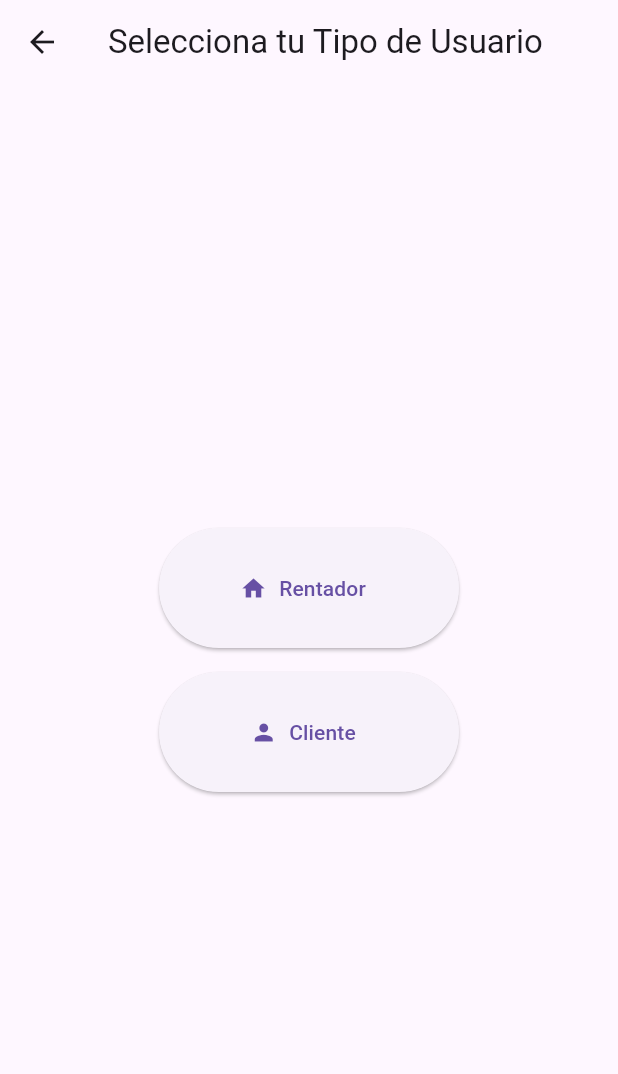
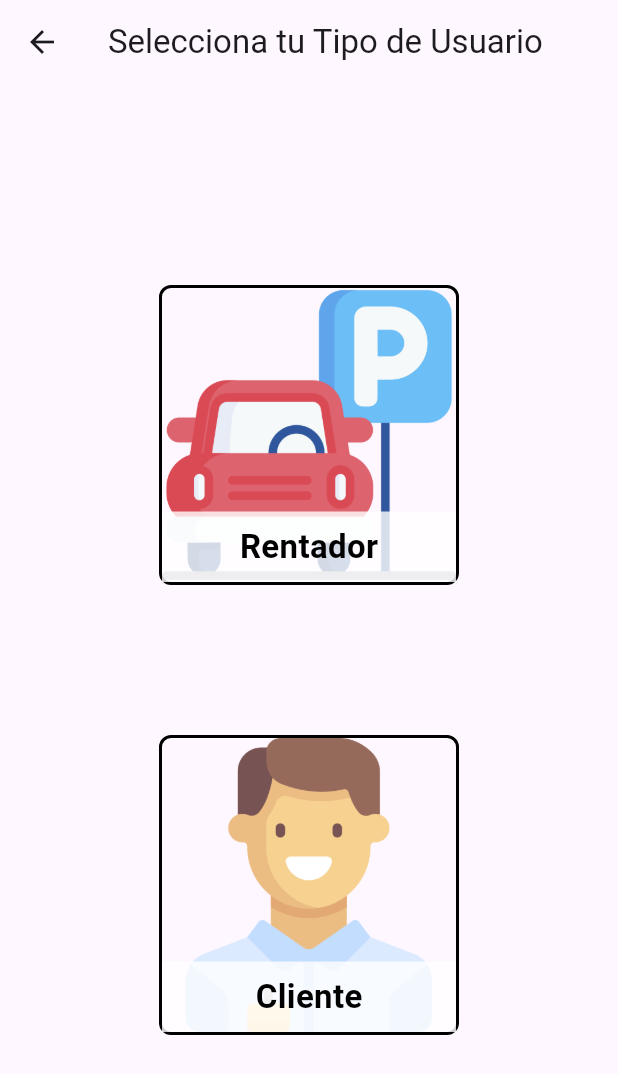
Before and after one commit to IMZ-JAM/Rental_Porch, a Flutter app: the TipoUsuarioScreen screen opened directly, on a phone screen of 412 x 824 dp. Shown: the top 1074 px of the screen. Run offline on Flutter 3.47's test engine with Material 3 defaults, Android fonts, the light colour scheme and no system bars; our stand-ins replace cloud_firestore, firebase_core, flutter_styled_toast, google_maps_flutter; accounts and stored records are empty; network calls fail.

```diff
--- a/lib/presentation/dosopciones.dart
+++ b/lib/presentation/dosopciones.dart
@@ -13,35 +13,101 @@ class TipoUsuarioScreen extends StatelessWidget {
         child: Column(
           mainAxisAlignment: MainAxisAlignment.center,
           children: <Widget>[
-            SizedBox(
-              width: 200.0, // Ancho personalizado del botón
-              height: 80.0, // Altura personalizada del botón
-              child: ElevatedButton.icon(
-                onPressed: () {
-
+            InkWell(
+              onTap: () {
                 Navigator.push(
                   context,
                   MaterialPageRoute(builder: (context) => const HomeRentador()),
                 );
               },
-                icon: Icon(Icons.home), // Icono representativo para Rentador
-                label: Text('Rentador'),
+              child: Container(
+                width: 200.0,
+                height: 200.0,
+                decoration: BoxDecoration(
+                  border: Border.all(
+                    color: Colors.black, // Puedes ajustar el color del borde
+                    width: 2.0, // Puedes ajustar el ancho del borde
+                  ),
+                  borderRadius: BorderRadius.circular(8.0), // Opcional: para bordes redondeados
+                ),
+                child: Stack(
+                  children: [
+                    Positioned.fill(
+                      child: Ink.image(
+                        image: AssetImage('assets/images/Rentador.png'),
+                        fit: BoxFit.cover,
                       ),
                     ),
-            SizedBox(height: 16.0), // Espacio entre los botones
-            SizedBox(
-              width: 200.0, // Ancho personalizado del botón
-              height: 80.0, // Altura personalizada del botón
-              child: ElevatedButton.icon(
-                onPressed: () {
-
+                    Positioned(
+                      bottom: 0.0,
+                      left: 0.0,
+                      right: 0.0,
+                      child: Container(
+                        color: Colors.white.withOpacity(0.8),
+                        padding: const EdgeInsets.all(8.0),
+                        child: const Center(
+                          child: Text(
+                            'Rentador',
+                            style: TextStyle(
+                              color: Colors.black,
+                              fontSize: 22.0,
+                              fontWeight: FontWeight.bold,
+                            ),
+                          ),
+                        ),
+                      ),
+                    ),
+                  ],
+                ),
+              ),
+            ),
+            SizedBox(height: 100.0),
+            InkWell(
+              onTap: () {
                 Navigator.push(
                   context,
                   MaterialPageRoute(builder: (context) => const HomeScreen()),
                 );
               },
-                icon: Icon(Icons.person), // Icono representativo para Cliente
-                label: Text('Cliente'),
+              child: Container(
+                width: 200.0,
+                height: 200.0,
+                decoration: BoxDecoration(
+                  border: Border.all(
+                    color: Colors.black,
+                    width: 2.0,
+                  ),
+                  borderRadius: BorderRadius.circular(8.0),
+                ),
+                child: Stack(
+                  children: [
+                    Positioned.fill(
+                      child: Ink.image(
+                        image: AssetImage('assets/images/Cliente.png'),
+                        fit: BoxFit.cover,
+                      ),
+                    ),
+                    Positioned(
+                      bottom: 0.0,
+                      left: 0.0,
+                      right: 0.0,
+                      child: Container(
+                        color: Colors.white.withOpacity(0.8),
+                        padding: const EdgeInsets.all(8.0),
+                        child: const Center(
+                          child: Text(
+                            'Cliente',
+                            style: TextStyle(
+                              color: Colors.black,
+                              fontSize: 22.0,
+                              fontWeight: FontWeight.bold,
+                            ),
+                          ),
+                        ),
+                      ),
+                    ),
+                  ],
+                ),
               ),
             ),
           ],
--- a/lib/presentation/map/map_screen.dart
+++ b/lib/presentation/map/map_screen.dart
@@ -10,9 +10,7 @@ class MapScreen extends StatefulWidget {
 
 class _MapScreenState extends State<MapScreen> {
 
-  final _initialCameraPosition = CameraPosition(
-    target: LatLng(0, 0),
-  );
+  final _initialCameraPosition = const CameraPosition(target: LatLng(0, 0),);
 
   @override
   Widget build(BuildContext context) {
```
Also changed, not shown: assets/images/Cliente.png (added), assets/images/Rentador.png (added), pubspec.lock. Lines whose indentation alone changed are shown as unchanged.
